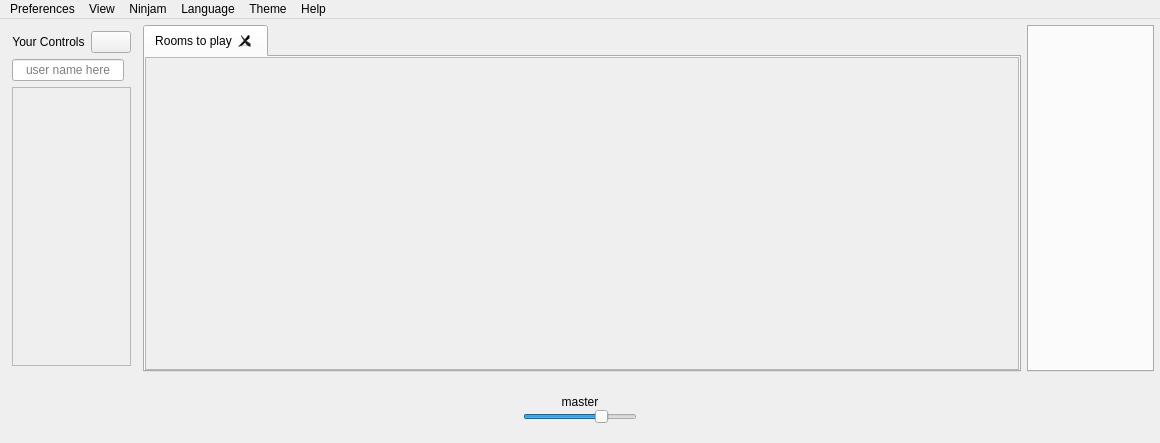
Above: src/Common/gui/MainWindow.ui from elieserdejesus/JamTaba before the change. Below: the same form after it.
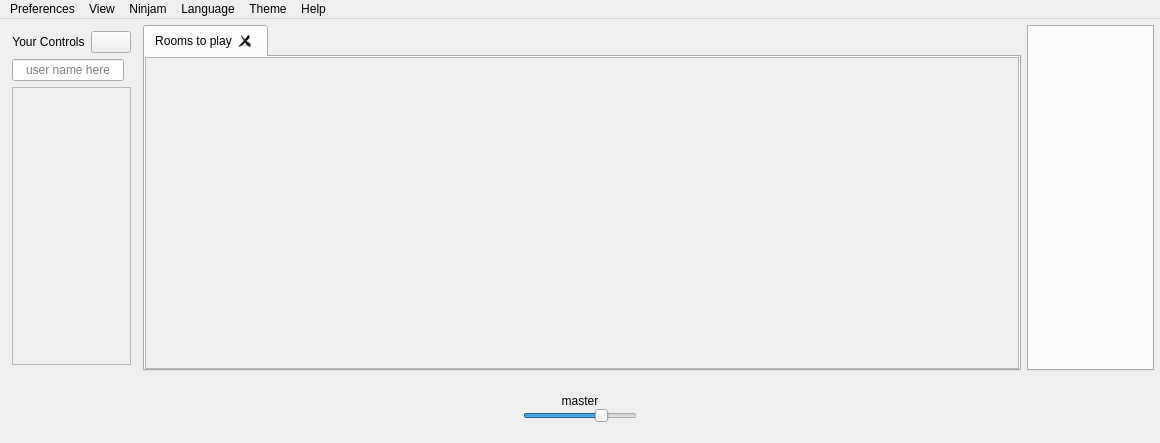
That is the form after the change. Icons and pictures are not drawn. Custom widgets are drawn as their Qt base class.

```diff
--- a/src/Common/gui/MainWindow.ui
+++ b/src/Common/gui/MainWindow.ui
@@ -306,7 +306,7 @@
           <item>
            <layout class="QVBoxLayout" name="masterMetersLayout">
             <property name="spacing">
-             <number>2</number>
+             <number>3</number>
             </property>
             <item>
              <widget class="AudioMeter" name="masterMeterL" native="true"/>
@@ -388,7 +388,7 @@
              <x>0</x>
              <y>0</y>
              <width>843</width>
-             <height>308</height>
+             <height>307</height>
             </rect>
            </property>
           </widget>
```
Left out of the diff: 2 changed lines with no effect on the pictures.
